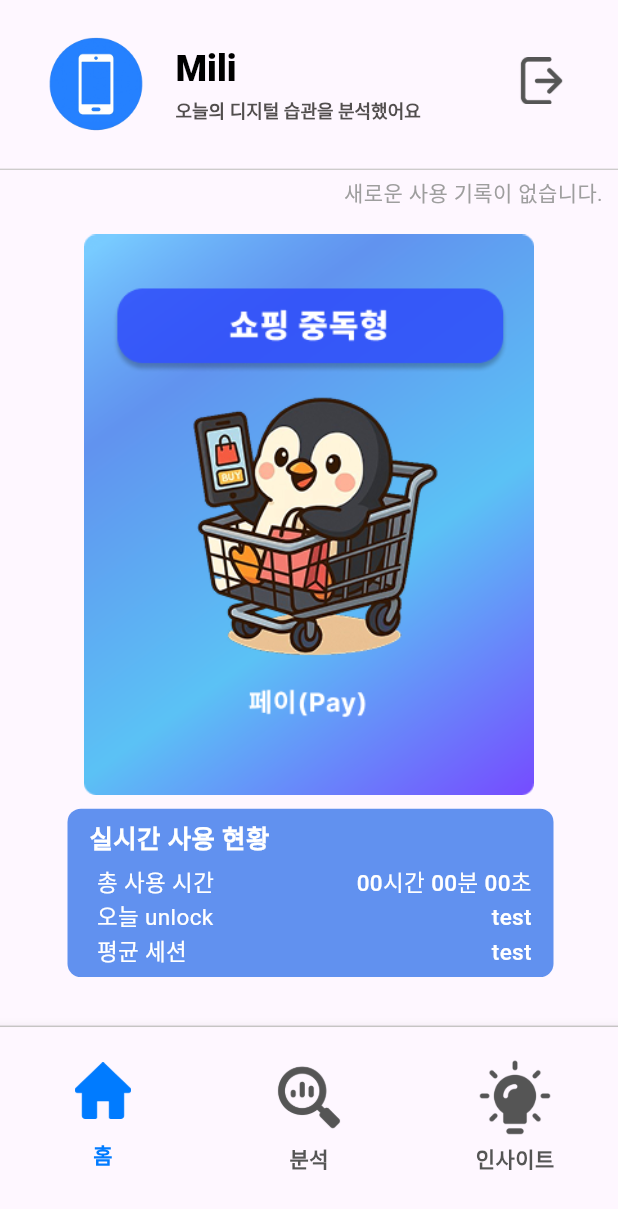
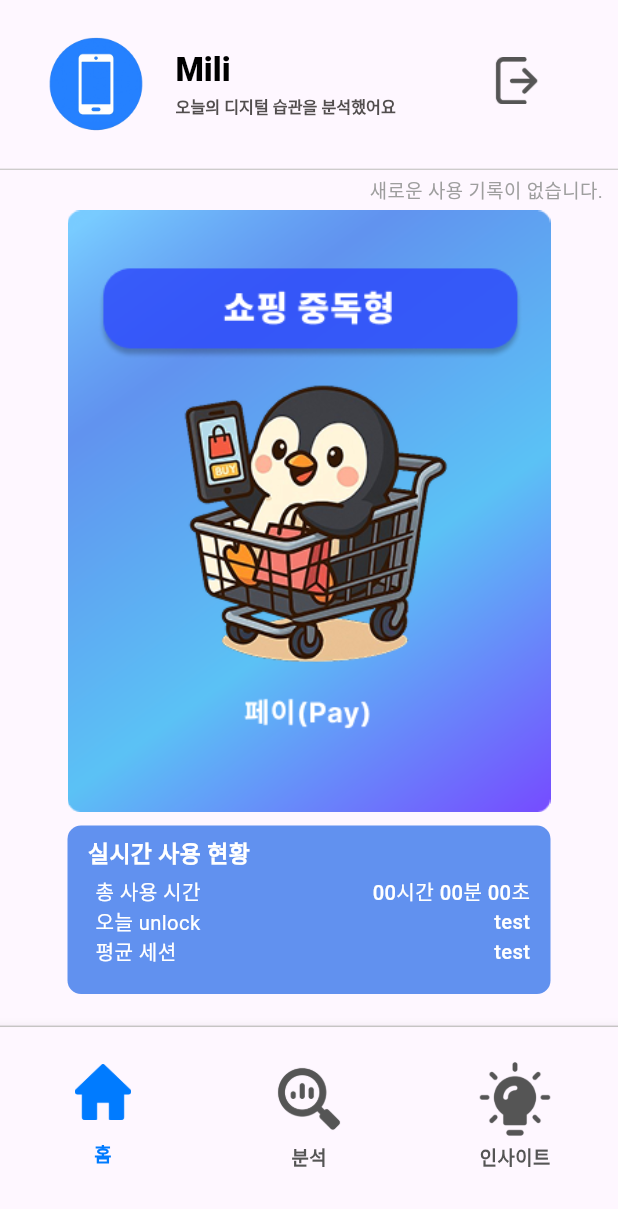
Before and after one commit to mili-second/Frontend, a Flutter app: the MainView screen opened directly, on a phone screen of 412 x 824 dp. Shown: the top 1209 px of the screen. Run offline on Flutter 3.47's test engine with Material 3 defaults, Android fonts, the phone set to English and light mode, and no system bars; our stand-ins replace device_info_plus, fl_chart, flutter_screenutil, flutter_secure_storage, shared_preferences; accounts and stored records are empty.

Commit message:
폰트 sp로 변경

```diff
--- a/mili_second/lib/header_view.dart
+++ b/mili_second/lib/header_view.dart
@@ -28,8 +28,8 @@ class _HeaderViewState extends State<HeaderView> {
 
   @override
   Widget build(BuildContext context) {
-    final _userGender = '여성';
-    final _userJob = '주부';
+    final userGender = '여성';
+    final userJob = '주부';
     return Padding(
       padding: EdgeInsets.all(5.0.w),
       child: Row(
@@ -45,8 +45,8 @@ class _HeaderViewState extends State<HeaderView> {
                       builder: (context) => ProfileInfo(
                         userNickName: widget.userNickName,
                         userProfileImage: widget.userProfileImage,
-                        userGender: _userGender,
-                        userJob: _userJob,
+                        userGender: userGender,
+                        userJob: userJob,
                       ),
                     ),
                   );
@@ -74,7 +74,7 @@ class _HeaderViewState extends State<HeaderView> {
                     widget.userNickName,
                     style: TextStyle(
                       color: Color(0xFF000000),
-                      fontSize: 24.sp,
+                      fontSize: 24.r,
                       fontWeight: FontWeight.w800,
                     ),
                   ),
@@ -83,7 +83,7 @@ class _HeaderViewState extends State<HeaderView> {
                     '오늘의 디지털 습관을 분석했어요',
                     style: TextStyle(
                       color: Color(0xFF524E4E),
-                      fontSize: 12.sp,
+                      fontSize: 12.r,
                       fontWeight: FontWeight.w700,
                     ),
                   ),
--- a/mili_second/lib/home/view/home_view.dart
+++ b/mili_second/lib/home/view/home_view.dart
@@ -44,7 +44,7 @@ class _HomeViewState extends State<HomeView> {
           physics: const AlwaysScrollableScrollPhysics(),
           children: [
             Padding(
-              padding: const EdgeInsets.fromLTRB(5, 5, 10, 20),
+              padding: EdgeInsets.fromLTRB(5.w, 5.h, 10.w, 5.h),
               child: Align(
                 alignment: Alignment.centerRight,
                 child: SizedBox(
@@ -52,14 +52,14 @@ class _HomeViewState extends State<HomeView> {
                   child: Text(
                     viewModel.status, // ViewModel의 데이터 사용
                     textAlign: TextAlign.center,
-                    style: const TextStyle(fontSize: 14, color: Colors.grey),
+                    style: TextStyle(fontSize: 14.r, color: Colors.grey),
                   ),
                 ),
               ),
             ),
             SizedBox(
               child: Padding(
-                padding: EdgeInsetsGeometry.only(left: 5.w, right: 5.w),
+                padding: EdgeInsetsGeometry.only(left: 45.w, right: 45.w),
                 child: GestureDetector(
                   onTap: () {
                     setState(() {
@@ -69,13 +69,11 @@ class _HomeViewState extends State<HomeView> {
                   child: isfront
                       ? Image.asset(
                           'assets/icons/character/shoppingAddictType_front.png',
-                          width: 330.w,
-                          height: 416.h,
+                          fit: BoxFit.contain,
                         )
                       : Image.asset(
                           'assets/icons/character/shoppingAddictType_back.png',
-                          width: 330.w,
-                          height: 416.h,
+                          fit: BoxFit.contain,
                         ),
                 ),
               ),
@@ -84,7 +82,7 @@ class _HomeViewState extends State<HomeView> {
             Stack(
               children: [
                 Padding(
-                  padding: const EdgeInsets.fromLTRB(45, 0, 43, 0),
+                  padding: EdgeInsets.fromLTRB(45.w, 0, 45.w, 0),
                   child: Container(
                     width: 330.w,
                     height: 125.h,
@@ -102,7 +100,7 @@ class _HomeViewState extends State<HomeView> {
                               "실시간 사용 현황",
                               style: TextStyle(
                                 color: Color(0xFFFFFFFF),
-                                fontSize: 17.sp,
+                                fontSize: 17.r,
                                 fontWeight: FontWeight.w700,
                               ),
                             ),
@@ -118,7 +116,7 @@ class _HomeViewState extends State<HomeView> {
                                 Text(
                                   '총 사용 시간',
                                   style: TextStyle(
-                                    fontSize: 15.sp,
+                                    fontSize: 15.r,
                                     color: Color(0xFFFFFFFF),
                                   ),
                                 ),
@@ -126,7 +124,7 @@ class _HomeViewState extends State<HomeView> {
                                   viewModel.totalUsageTime, // ViewModel의 데이터 사용
                                   style: TextStyle(
                                     color: Color(0xFFFFFFFF),
-                                    fontSize: 15.sp,
+                                    fontSize: 15.r,
                                     fontWeight: FontWeight.w500,
                                   ),
                                 ),
@@ -142,7 +140,7 @@ class _HomeViewState extends State<HomeView> {
                                 Text(
                                   '오늘 unlock',
                                   style: TextStyle(
-                                    fontSize: 15.sp,
+                                    fontSize: 15.r,
                                     color: Color(0xFFFFFFFF),
                                   ),
                                 ),
@@ -150,7 +148,7 @@ class _HomeViewState extends State<HomeView> {
                                   "test", // ViewModel의 데이터 사용
                                   style: TextStyle(
                                     color: Color(0xFFFFFFFF),
-                                    fontSize: 15.sp,
+                                    fontSize: 15.r,
                                     fontWeight: FontWeight.w500,
                                   ),
                                 ),
@@ -166,7 +164,7 @@ class _HomeViewState extends State<HomeView> {
                                 Text(
                                   '평균 세션',
                                   style: TextStyle(
-                                    fontSize: 15.sp,
+                                    fontSize: 15.r,
                                     color: Color(0xFFFFFFFF),
                                   ),
                                 ),
@@ -174,7 +172,7 @@ class _HomeViewState extends State<HomeView> {
                                   "test", // ViewModel의 데이터 사용
                                   style: TextStyle(
                                     color: Color(0xFFFFFFFF),
-                                    fontSize: 15.sp,
+                                    fontSize: 15.r,
                                     fontWeight: FontWeight.w500,
                                   ),
                                 ),
--- a/mili_second/lib/main_view.dart
+++ b/mili_second/lib/main_view.dart
@@ -72,7 +72,7 @@ class _MainViewState extends State<MainView> {
                               '홈',
                               style: TextStyle(
                                 color: Color(0xFF007BFF),
-                                fontSize: 14.sp,
+                                fontSize: 14.r,
                                 fontWeight: FontWeight.w700,
                               ),
                             )
@@ -80,7 +80,7 @@ class _MainViewState extends State<MainView> {
                               '홈',
                               style: TextStyle(
                                 color: Color(0xFF555555),
-                                fontSize: 14.sp,
+                                fontSize: 14.r,
                                 fontWeight: FontWeight.w700,
                               ),
                             ),
@@ -108,7 +108,7 @@ class _MainViewState extends State<MainView> {
                               '분석',
                               style: TextStyle(
                                 color: Color(0xFF007BFF),
-                                fontSize: 14.sp,
+                                fontSize: 14.r,
                                 fontWeight: FontWeight.w700,
                               ),
                             )
@@ -116,7 +116,7 @@ class _MainViewState extends State<MainView> {
                               '분석',
                               style: TextStyle(
                                 color: Color(0xFF555555),
-                                fontSize: 14.sp,
+                                fontSize: 14.r,
                                 fontWeight: FontWeight.w700,
                               ),
                             ),
@@ -144,7 +144,7 @@ class _MainViewState extends State<MainView> {
                               '인사이트',
                               style: TextStyle(
                                 color: Color(0xFF007BFF),
-                                fontSize: 14.sp,
+                                fontSize: 14.r,
                                 fontWeight: FontWeight.w700,
                               ),
                             )
@@ -152,7 +152,7 @@ class _MainViewState extends State<MainView> {
                               '인사이트',
                               style: TextStyle(
                                 color: Color(0xFF555555),
-                                fontSize: 14.sp,
+                                fontSize: 14.r,
                                 fontWeight: FontWeight.w700,
                               ),
                             ),
```
Also changed, not shown: mili_second/lib/login_view.dart (+17 -23 lines).
